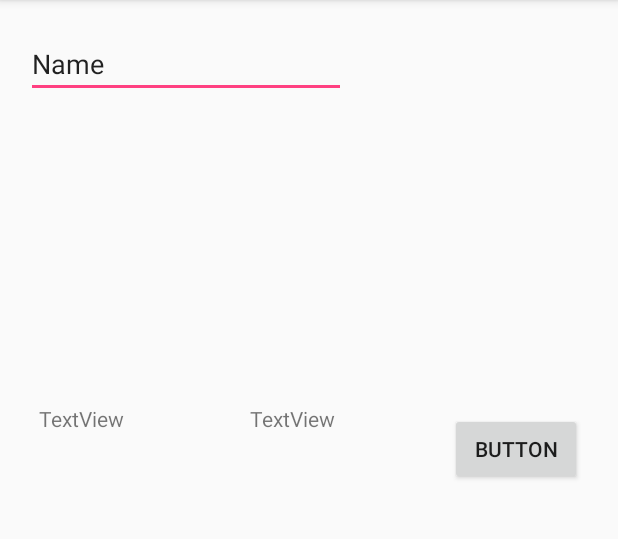
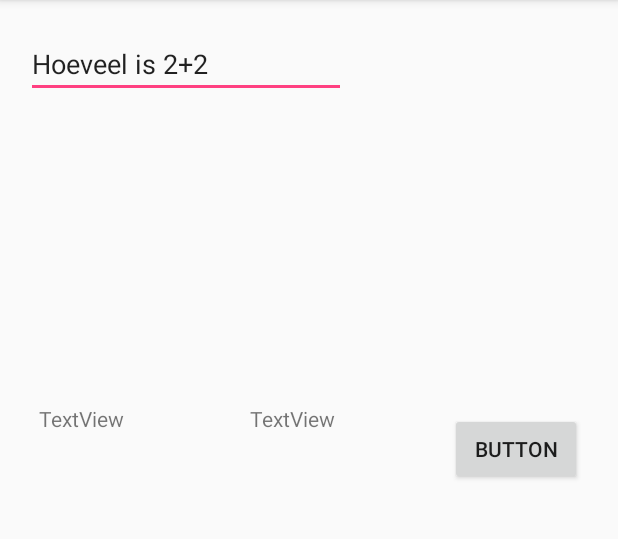
Before and after one commit to AP-Elektronica-ICT/CA1819-AntwerpHasFallen, an Android app: the PuzzlesActivity screen opened directly, with no data from a screen before it, on a phone screen of 412 x 824 dp, the part 84-623 px from its top. Run offline under Robolectric (Android 15) with nearby library versions, the phone set to English and light mode, and no system bars.

Commit message:
Prepare for merge

```diff
--- a/src/AHF-App/app/src/main/java/com/ahf/antwerphasfallen/Puzzles.java
+++ b/src/AHF-App/app/src/main/java/com/ahf/antwerphasfallen/Puzzles.java
@@ -1,6 +1,6 @@
 package com.ahf.antwerphasfallen;
 
-public class Puzzles {
+public abstract class Puzzles {
 
 String question;
 String solution;
--- a/src/AHF-App/app/src/main/java/com/ahf/antwerphasfallen/PuzzlesActivity.java
+++ b/src/AHF-App/app/src/main/java/com/ahf/antwerphasfallen/PuzzlesActivity.java
@@ -2,14 +2,35 @@ package com.ahf.antwerphasfallen;
 
 import android.support.v7.app.AppCompatActivity;
 import android.os.Bundle;
+import android.view.View;
+import android.widget.EditText;
+import android.widget.TextView;
+
+import org.w3c.dom.Text;
 
 public class PuzzlesActivity extends AppCompatActivity {
 
+    SubstitionPuzzles vraag = new SubstitionPuzzles();
+    TextView answer;
+    EditText question;
     @Override
     protected void onCreate(Bundle savedInstanceState) {
         super.onCreate(savedInstanceState);
         setContentView(R.layout.activity_puzzles);
+        vraag.setQuestion("Hoeveel is 2+2");
+        vraag.setSolution("4");
+        answer = (TextView) findViewById(R.id.textView2);
+        question = (EditText) findViewById(R.id.editText);
+
+        question.setText(vraag.question);
+
     }
 
 
+    public void Checksolution(View view) {
+        String antwoord = answer.getText().toString();
+        if (antwoord == vraag.solution) {
+
+        }
+    }
 }
--- a/src/AHF-App/app/src/main/res/layout/activity_puzzles.xml
+++ b/src/AHF-App/app/src/main/res/layout/activity_puzzles.xml
@@ -64,6 +64,7 @@
         android:layout_marginEnd="24dp"
         android:layout_marginTop="8dp"
         android:text="Button"
+        android:onClick="Checksolution"
         app:layout_constraintBottom_toBottomOf="parent"
         app:layout_constraintEnd_toEndOf="parent"
         app:layout_constraintTop_toTopOf="parent"
```
